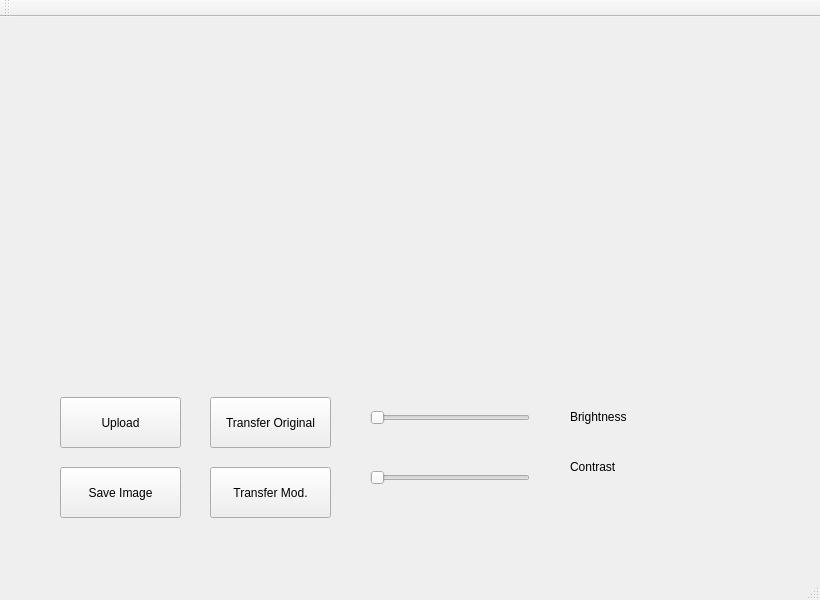
Before: the Qt Designer form Lab4/mainwindow.ui in btama001/ece484w, drawn with Qt 5.
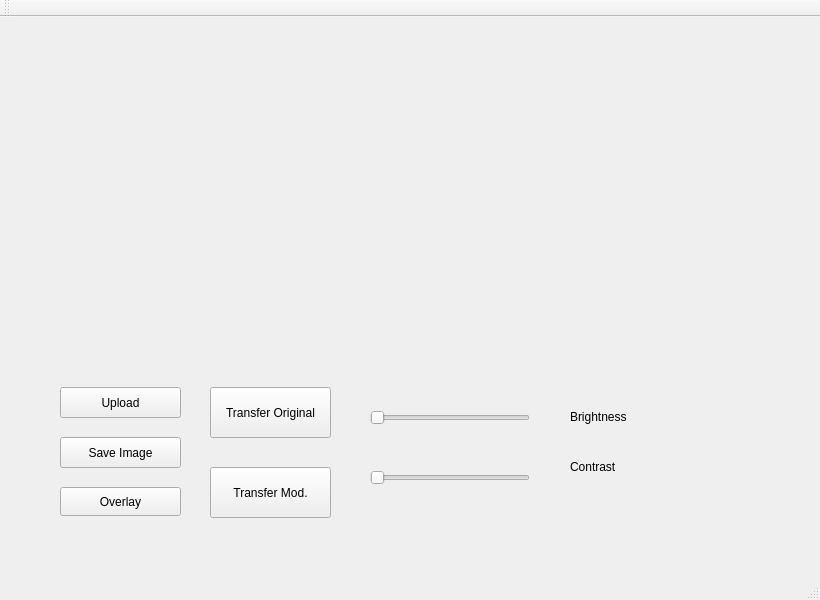
After: the same form once the commit is applied.

Commit message: added overlay button and function

```diff
--- a/Lab4/mainwindow.ui
+++ b/Lab4/mainwindow.ui
@@ -31,9 +31,9 @@
     <property name="geometry">
      <rect>
       <x>60</x>
-      <y>380</y>
+      <y>370</y>
       <width>121</width>
-      <height>51</height>
+      <height>31</height>
      </rect>
     </property>
     <property name="text">
@@ -96,9 +96,9 @@
     <property name="geometry">
      <rect>
       <x>60</x>
-      <y>450</y>
+      <y>420</y>
       <width>121</width>
-      <height>51</height>
+      <height>31</height>
      </rect>
     </property>
     <property name="text">
@@ -109,7 +109,7 @@
     <property name="geometry">
      <rect>
       <x>210</x>
-      <y>380</y>
+      <y>370</y>
       <width>121</width>
       <height>51</height>
      </rect>
@@ -131,6 +131,19 @@
      <string>Transfer Mod.</string>
     </property>
    </widget>
+   <widget class="QPushButton" name="pushButton_2">
+    <property name="geometry">
+     <rect>
+      <x>60</x>
+      <y>470</y>
+      <width>121</width>
+      <height>29</height>
+     </rect>
+    </property>
+    <property name="text">
+     <string>Overlay</string>
+    </property>
+   </widget>
   </widget>
   <widget class="QMenuBar" name="menubar">
    <property name="geometry">
```
The commit also changes 3 other files.
